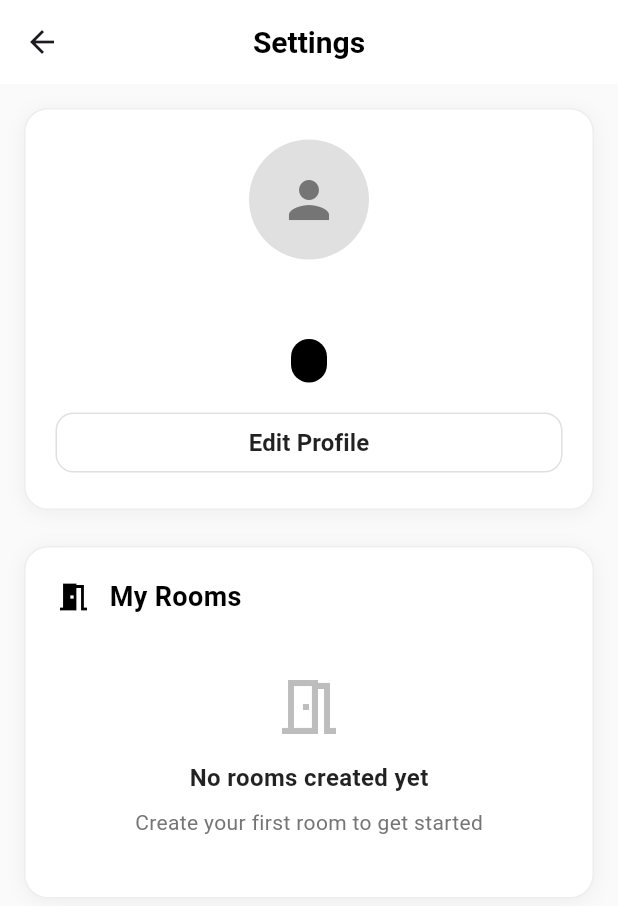
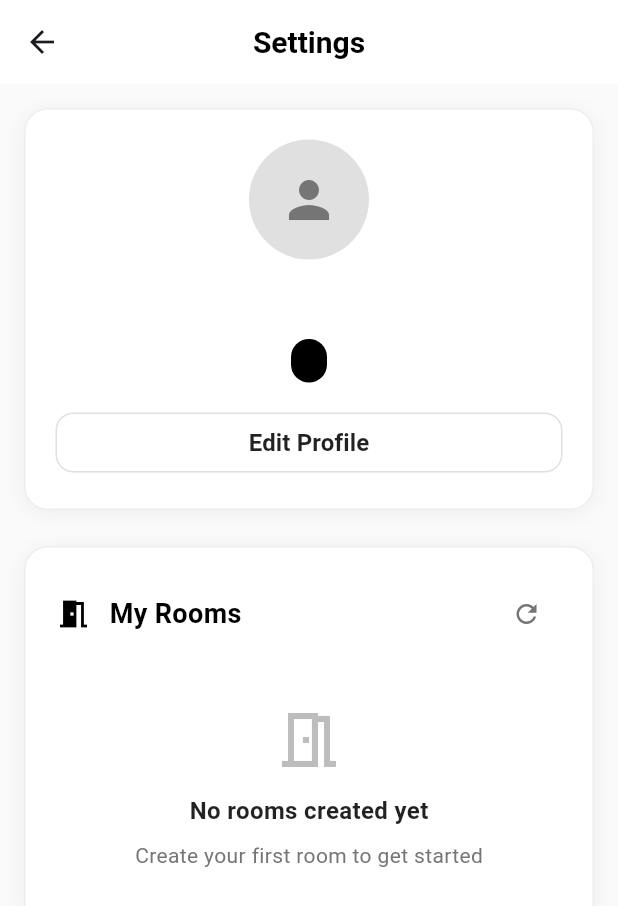
Before and after one commit to adil-5o5/roomie, a Flutter app: the SettingsPage screen opened directly, on a phone screen of 412 x 824 dp. Shown: the top 906 px of the screen. Run offline on Flutter 3.47's test engine with Material 3 defaults, Android fonts, the light colour scheme and no system bars; our stand-ins replace cloud_firestore, firebase_auth, firebase_core, google_sign_in; accounts and stored records are empty.

Commit message:
fixed setting room issue

```diff
--- a/lib/settings/settings_page.dart
+++ b/lib/settings/settings_page.dart
@@ -22,7 +22,6 @@ class _SettingsPageState extends State<SettingsPage> {
     super.initState();
     _loadUserData();
   }
-
 
   /// Load user data from Firestore
   Future<void> _loadUserData() async {
@@ -116,7 +115,10 @@ class _SettingsPageState extends State<SettingsPage> {
 
                     // Role
                     Container(
-                    padding: EdgeInsets.symmetric(horizontal: 12, vertical: 6),
+                      padding: EdgeInsets.symmetric(
+                        horizontal: 12,
+                        vertical: 6,
+                      ),
                       decoration: BoxDecoration(
                         color: Colors.black,
                         borderRadius: BorderRadius.circular(16),
@@ -198,6 +200,16 @@ class _SettingsPageState extends State<SettingsPage> {
                             color: Colors.black,
                           ),
                         ),
+                        Spacer(),
+                        IconButton(
+                          onPressed: _loadUserData,
+                          icon: Icon(
+                            Icons.refresh,
+                            color: Colors.grey[600],
+                            size: 20,
+                          ),
+                          tooltip: "Refresh rooms",
+                        ),
                       ],
                     ),
                     SizedBox(height: 16),
@@ -209,7 +221,8 @@ class _SettingsPageState extends State<SettingsPage> {
                           .where('createdBy', isEqualTo: _auth.currentUser?.uid)
                           .snapshots(),
                       builder: (context, snapshot) {
-                      if (snapshot.connectionState == ConnectionState.waiting) {
+                        if (snapshot.connectionState ==
+                            ConnectionState.waiting) {
                           return Center(
                             child: Padding(
                               padding: EdgeInsets.all(20),
@@ -221,20 +234,36 @@ class _SettingsPageState extends State<SettingsPage> {
                         }
 
                         if (snapshot.hasError) {
-                        print('❌ Settings Page - Error loading rooms: ${snapshot.error}');
+                          print(
+                            '❌ Settings Page - Error loading rooms: ${snapshot.error}',
+                          );
                           return Center(
                             child: Padding(
                               padding: EdgeInsets.all(20),
                               child: Text(
                                 "Error loading rooms: ${snapshot.error}",
-                              style: TextStyle(color: Colors.red, fontSize: 14),
+                                style: TextStyle(
+                                  color: Colors.red,
+                                  fontSize: 14,
+                                ),
                               ),
                             ),
                           );
                         }
 
                         final rooms = snapshot.data?.docs ?? [];
-                      print('🔍 Settings Page - Found ${rooms.length} rooms for user: ${_auth.currentUser?.uid}');
+                        print(
+                          '🔍 Settings Page - Found ${rooms.length} rooms for user: ${_auth.currentUser?.uid}',
+                        );
+
+                        // Debug: Print all room data to see what's being returned
+                        for (int i = 0; i < rooms.length; i++) {
+                          final roomData =
+                              rooms[i].data() as Map<String, dynamic>;
+                          print(
+                            '🔍 Room $i: ${roomData['title']} - Created by: ${roomData['createdBy']}',
+                          );
+                        }
 
                         // Sort rooms by creation date (newest first) on client side
                         rooms.sort((a, b) {
@@ -247,7 +276,9 @@ class _SettingsPageState extends State<SettingsPage> {
                           if (aTime == null) return 1;
                           if (bTime == null) return -1;
 
-                        return bTime.compareTo(aTime); // Descending order (newest first)
+                          return bTime.compareTo(
+                            aTime,
+                          ); // Descending order (newest first)
                         });
 
                         if (rooms.isEmpty) {
@@ -360,6 +391,7 @@ class _SettingsPageState extends State<SettingsPage> {
             ],
           ),
         ),
+      ),
     );
   }
 
```
Lines whose indentation alone changed are shown as unchanged.
